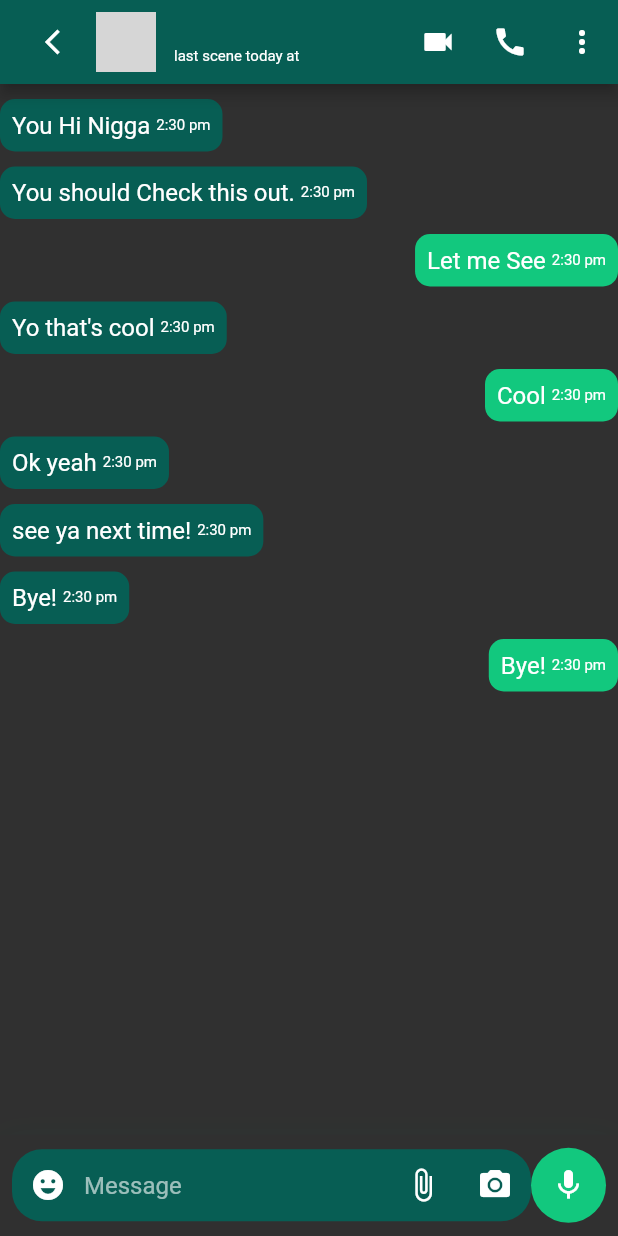
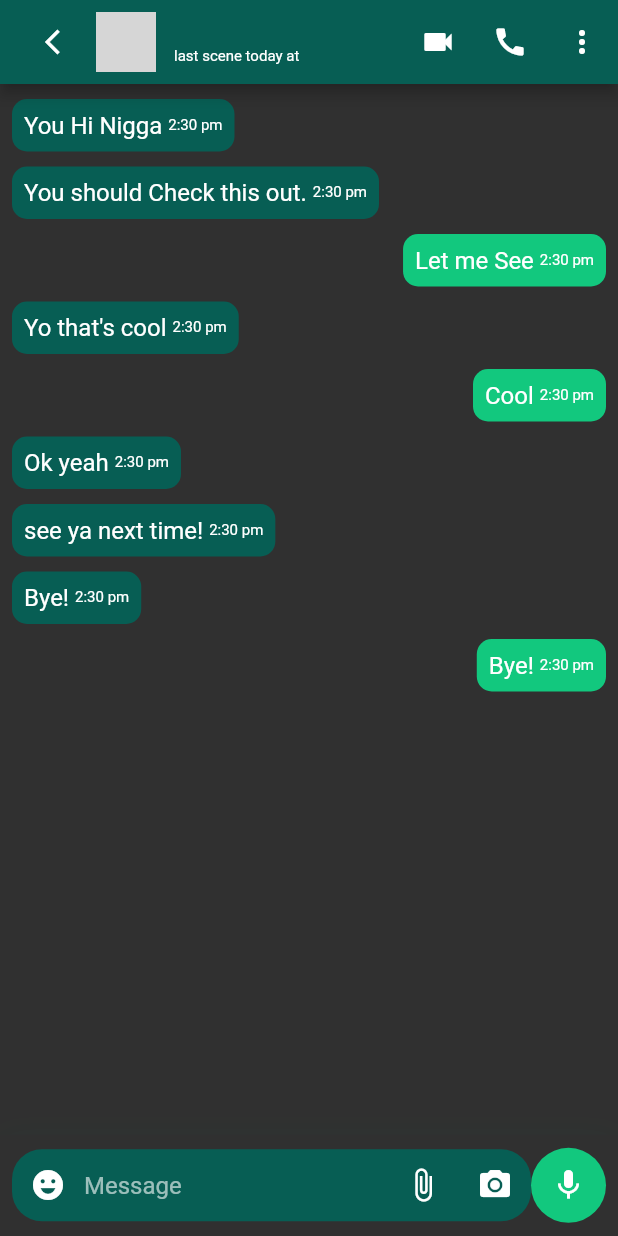
Before and after one commit to cupcake08/WhatsApp-Clone, a Flutter app: the MessageScreen screen opened directly with empty values, on a phone screen of 412 x 824 dp. Run offline on Flutter 3.47's test engine with Material 2 defaults, Android fonts, the phone set to English and light mode, and no system bars; network calls fail; grey boxes are pictures that could not be loaded.

Commit message:
padding change

```diff
--- a/lib/widgets/message_card.dart
+++ b/lib/widgets/message_card.dart
@@ -7,7 +7,9 @@ class MessageCard extends StatelessWidget {
   final Message msg;
   @override
   Widget build(BuildContext context) {
-    return Row(
+    return Padding(
+      padding: const EdgeInsets.symmetric(horizontal: 8.0),
+      child: Row(
         mainAxisAlignment:
             msg.isSender ? MainAxisAlignment.end : MainAxisAlignment.start,
         children: [
@@ -25,8 +27,8 @@ class MessageCard extends StatelessWidget {
                 ),
                 Text(
                   msg.time,
-                style:
-                    const TextStyle(fontSize: 10, fontWeight: FontWeight.w400),
+                  style: const TextStyle(
+                      fontSize: 10, fontWeight: FontWeight.w400),
                 ),
               ],
             ),
@@ -36,6 +38,7 @@ class MessageCard extends StatelessWidget {
             ),
           ),
         ],
+      ),
     );
   }
 }
```
Lines whose indentation alone changed are shown as unchanged.
